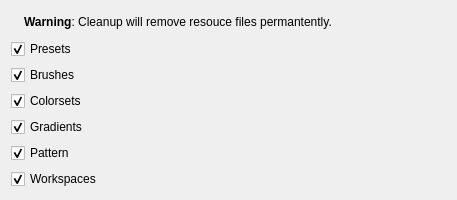
Qt form krita/ui/forms/wdgdlgblacklistcleanup.ui (KDE/krita) before a commit.
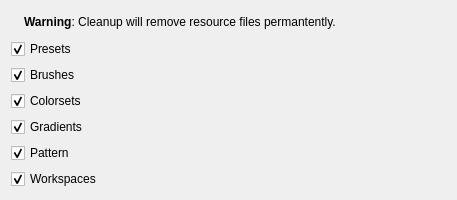
The same form after that commit.

```diff
--- a/krita/ui/forms/wdgdlgblacklistcleanup.ui
+++ b/krita/ui/forms/wdgdlgblacklistcleanup.ui
@@ -52,7 +52,7 @@
 &lt;html&gt;&lt;head&gt;&lt;meta name=&quot;qrichtext&quot; content=&quot;1&quot; /&gt;&lt;style type=&quot;text/css&quot;&gt;
 p, li { white-space: pre-wrap; }
 &lt;/style&gt;&lt;/head&gt;&lt;body style=&quot; font-family:'Ubuntu'; font-size:9pt; font-weight:400; font-style:normal;&quot;&gt;
-&lt;p style=&quot; margin-top:12px; margin-bottom:12px; margin-left:0px; margin-right:0px; -qt-block-indent:0; text-indent:0px;&quot;&gt;&lt;span style=&quot; font-weight:600;&quot;&gt;Warning&lt;/span&gt;: Cleanup will remove resouce files permantently.&lt;/p&gt;&lt;/body&gt;&lt;/html&gt;</string>
+&lt;p style=&quot; margin-top:12px; margin-bottom:12px; margin-left:0px; margin-right:0px; -qt-block-indent:0; text-indent:0px;&quot;&gt;&lt;span style=&quot; font-weight:600;&quot;&gt;Warning&lt;/span&gt;: Cleanup will remove resource files permantently.&lt;/p&gt;&lt;/body&gt;&lt;/html&gt;</string>
        </property>
        <property name="textFormat">
         <enum>Qt::RichText</enum>
```
